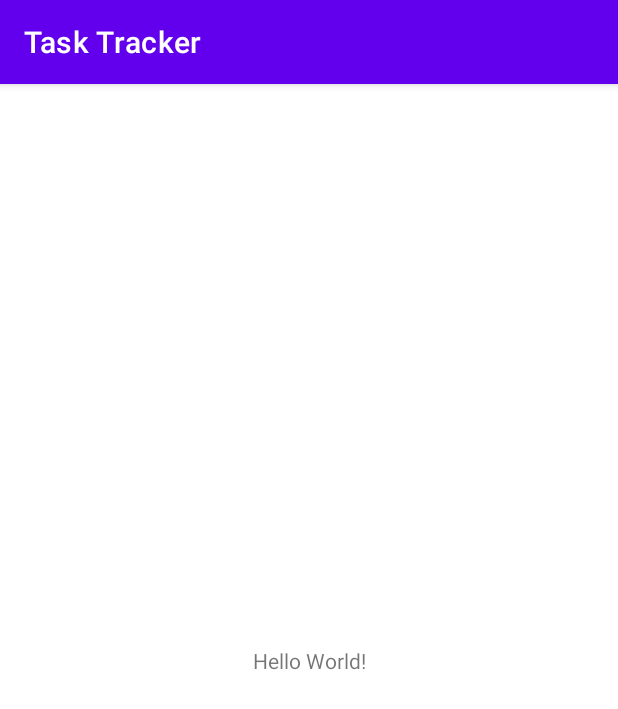
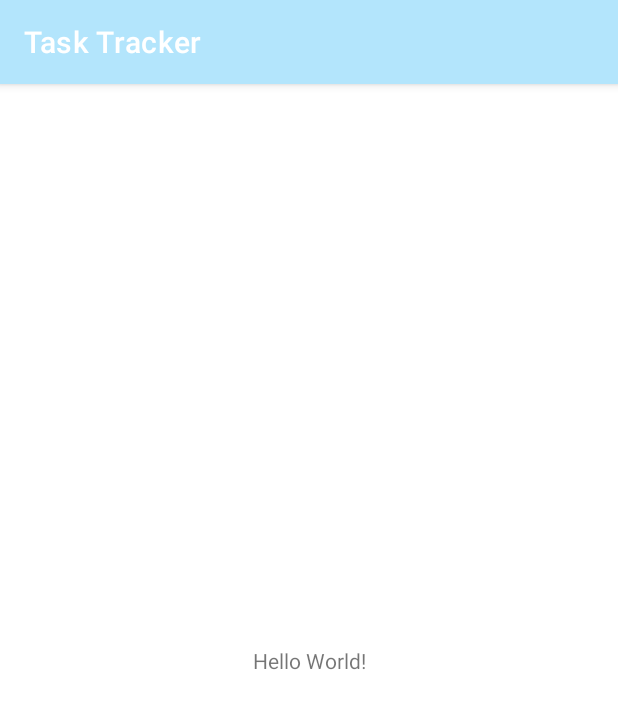
Before and after one commit to emeruvia/TaskTracker, an Android app: the screen it shows after launch (MainActivity), on a phone screen of 412 x 824 dp. Shown: the top 709 px of the screen. Run offline under Robolectric (Android 15) with nearby library versions, the phone set to English and light mode, and no system bars; our stand-ins replace Timber.

Commit message:
Includes: - Dependencies for Dagger, Room, ViewModel, LiveData, Coroutines - Enable viewBinding - Change defualt color values - Project codestyle config

```diff
--- a/app/src/main/AndroidManifest.xml
+++ b/app/src/main/AndroidManifest.xml
@@ -3,6 +3,7 @@
     package="dev.emg.tasktracker">
 
   <application
+      android:name=".App"
       android:allowBackup="true"
       android:icon="@mipmap/ic_launcher"
       android:label="@string/app_name"
--- /dev/null
+++ b/app/src/main/java/dev/emg/tasktracker/App.kt
@@ -0,0 +1,16 @@
+package dev.emg.tasktracker
+
+import android.app.Application
+import timber.log.Timber
+import timber.log.Timber.DebugTree
+
+class App : Application() {
+
+  override fun onCreate() {
+    super.onCreate()
+    if (BuildConfig.DEBUG) {
+      Timber.plant(DebugTree())
+    }
+  }
+
+}
--- a/app/src/main/res/values-night/themes.xml
+++ b/app/src/main/res/values-night/themes.xml
@@ -2,12 +2,12 @@
   <!-- Base application theme. -->
   <style name="Theme.TaskTracker" parent="Theme.MaterialComponents.DayNight.DarkActionBar">
     <!-- Primary brand color. -->
-    <item name="colorPrimary">@color/purple_200</item>
-    <item name="colorPrimaryVariant">@color/purple_700</item>
+    <item name="colorPrimary">@color/indigo_500</item>
+    <item name="colorPrimaryVariant">@color/indigo_700</item>
     <item name="colorOnPrimary">@color/black</item>
     <!-- Secondary brand color. -->
-    <item name="colorSecondary">@color/teal_200</item>
-    <item name="colorSecondaryVariant">@color/teal_200</item>
+    <item name="colorSecondary">@color/indigo_200</item>
+    <item name="colorSecondaryVariant">@color/indigo_200</item>
     <item name="colorOnSecondary">@color/black</item>
     <!-- Status bar color. -->
     <item name="android:statusBarColor" tools:targetApi="l">?attr/colorPrimaryVariant</item>
--- a/app/src/main/res/values/colors.xml
+++ b/app/src/main/res/values/colors.xml
@@ -7,4 +7,10 @@
   <color name="teal_700">#FF018786</color>
   <color name="black">#FF000000</color>
   <color name="white">#FFFFFFFF</color>
+  <color name="light_blue_200">#e6ffff</color>
+  <color name="light_blue_500">#b3e5fc</color>
+  <color name="light_blue_700">#82b3c9</color>
+  <color name="indigo_200">#aab6fe</color>
+  <color name="indigo_500">#7986cb</color>
+  <color name="indigo_700">#49599a</color>
 </resources>
--- a/app/src/main/res/values/themes.xml
+++ b/app/src/main/res/values/themes.xml
@@ -2,12 +2,12 @@
   <!-- Base application theme. -->
   <style name="Theme.TaskTracker" parent="Theme.MaterialComponents.DayNight.DarkActionBar">
     <!-- Primary brand color. -->
-    <item name="colorPrimary">@color/purple_500</item>
-    <item name="colorPrimaryVariant">@color/purple_700</item>
+    <item name="colorPrimary">@color/light_blue_500</item>
+    <item name="colorPrimaryVariant">@color/light_blue_700</item>
     <item name="colorOnPrimary">@color/white</item>
     <!-- Secondary brand color. -->
-    <item name="colorSecondary">@color/teal_200</item>
-    <item name="colorSecondaryVariant">@color/teal_700</item>
+    <item name="colorSecondary">@color/indigo_200</item>
+    <item name="colorSecondaryVariant">@color/indigo_700</item>
     <item name="colorOnSecondary">@color/black</item>
     <!-- Status bar color. -->
     <item name="android:statusBarColor" tools:targetApi="l">?attr/colorPrimaryVariant</item>
```
Also changed, not shown: app/build.gradle (+32 -2 lines), build.gradle (+4 -7 lines), gradle/wrapper/gradle-wrapper.properties.
